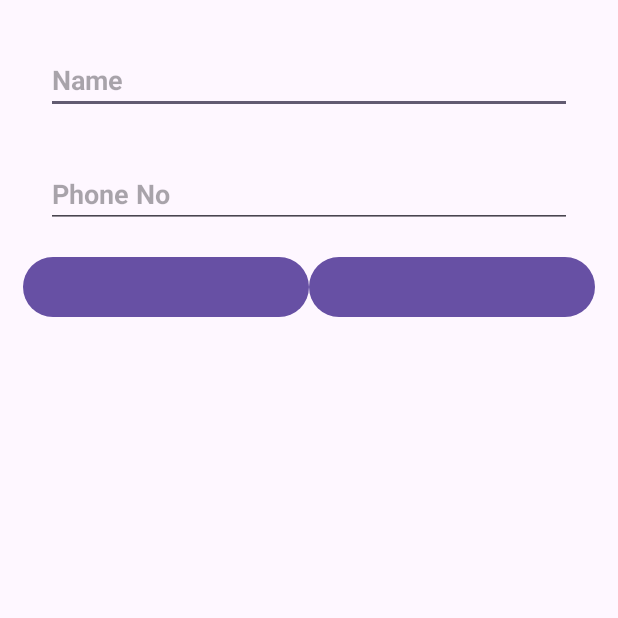
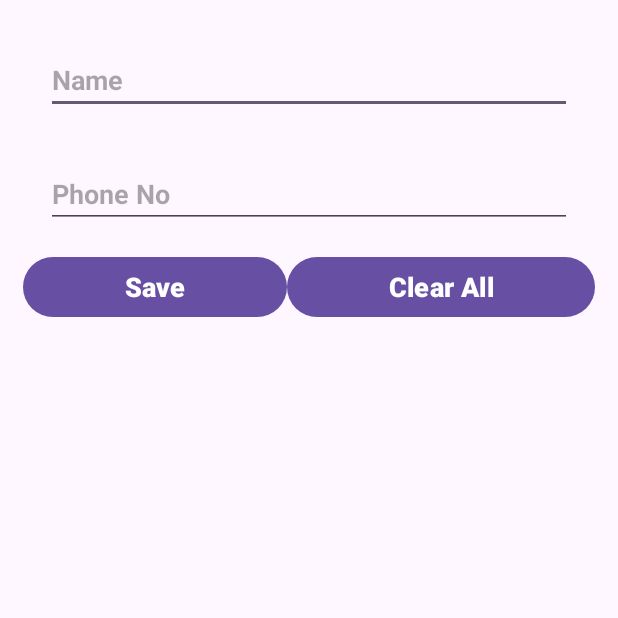
Before and after one commit to arjun-sasidharan/Room-Sample, an Android app: the screen it shows after launch (MainActivity), on a phone screen of 412 x 824 dp, the top half of it. Run offline under Robolectric (Android 15) with nearby library versions, the phone set to English and light mode, and no system bars; our stand-ins replace Room's generated code, data binding.

Commit message:
implement View Model Data Binding

```diff
--- a/app/build.gradle.kts
+++ b/app/build.gradle.kts
@@ -2,6 +2,7 @@
 plugins {
     id("com.android.application")
     id("org.jetbrains.kotlin.android")
+    id("com.google.devtools.ksp")
     id("org.jetbrains.kotlin.kapt")
 }
 
@@ -29,11 +30,11 @@ android {
         }
     }
     compileOptions {
-        sourceCompatibility = JavaVersion.VERSION_1_8
-        targetCompatibility = JavaVersion.VERSION_1_8
+        sourceCompatibility = JavaVersion.VERSION_17
+        targetCompatibility = JavaVersion.VERSION_17
     }
     kotlinOptions {
-        jvmTarget = "1.8"
+        jvmTarget = "17"
     }
     buildFeatures {
         dataBinding = true
@@ -60,7 +61,7 @@ dependencies {
     implementation("androidx.room:room-runtime:$roomVersion")
     annotationProcessor("androidx.room:room-compiler:$roomVersion")
     // To use Kotlin annotation processing tool (kapt)
-    kapt("androidx.room:room-compiler:$roomVersion")
+    ksp("androidx.room:room-compiler:$roomVersion")
     // optional - Kotlin Extensions and Coroutines support for Room
     implementation("androidx.room:room-ktx:$roomVersion")
 
--- a/app/src/main/java/com/example/room_sample/MainActivity.kt
+++ b/app/src/main/java/com/example/room_sample/MainActivity.kt
@@ -2,10 +2,33 @@ package com.example.room_sample
 
 import androidx.appcompat.app.AppCompatActivity
 import android.os.Bundle
+import android.util.Log
+import androidx.databinding.DataBindingUtil
+import androidx.lifecycle.ViewModelProvider
+import com.example.room_sample.databinding.ActivityMainBinding
+import com.example.room_sample.db.ContactDatabase
+import com.example.room_sample.db.ContactRepository
 
 class MainActivity : AppCompatActivity() {
+    private lateinit var binding: ActivityMainBinding
+    private lateinit var contactViewModel: ContactViewModel
     override fun onCreate(savedInstanceState: Bundle?) {
         super.onCreate(savedInstanceState)
-        setContentView(R.layout.activity_main)
+        binding = DataBindingUtil.setContentView(this, R.layout.activity_main)
+        val dao = ContactDatabase.getInstance(application).contactDAO
+        val repository = ContactRepository(dao)
+        val factory = ContactViewModelFactory(repository)
+        contactViewModel = ViewModelProvider(this, factory)[ContactViewModel::class.java]
+
+        binding.myViewModel = contactViewModel
+        // since we are using live data with data binding, need to specify the lifecycle owner
+        binding.lifecycleOwner = this
+        displayContactsList()
+    }
+
+    private fun displayContactsList() {
+        contactViewModel.contacts.observe(this) {
+            Log.i("TAG", it.toString())
+        }
     }
 }
--- a/app/src/main/res/layout/activity_main.xml
+++ b/app/src/main/res/layout/activity_main.xml
@@ -1,7 +1,15 @@
 <?xml version="1.0" encoding="utf-8"?>
-<LinearLayout xmlns:android="http://schemas.android.com/apk/res/android"
-    xmlns:app="http://schemas.android.com/apk/res-auto"
-    xmlns:tools="http://schemas.android.com/tools"
+<layout xmlns:android="http://schemas.android.com/apk/res/android"
+    xmlns:tools="http://schemas.android.com/tools">
+
+    <data>
+
+        <variable
+            name="myViewModel"
+            type="com.example.room_sample.ContactViewModel" />
+    </data>
+
+    <LinearLayout
         android:layout_width="match_parent"
         android:layout_height="match_parent"
         android:layout_margin="15dp"
@@ -17,6 +25,7 @@
             android:ems="10"
             android:hint="Name"
             android:inputType="textPersonName"
+            android:text="@={myViewModel.inputName}"
             android:textStyle="bold" />
 
         <EditText
@@ -29,6 +38,7 @@
             android:ems="10"
             android:hint="Phone No"
             android:inputType="phone"
+            android:text="@={myViewModel.inputPhoneNo}"
             android:textStyle="bold" />
 
         <LinearLayout
@@ -41,18 +51,20 @@
                 android:layout_width="wrap_content"
                 android:layout_height="wrap_content"
                 android:layout_weight="1"
+                android:onClick="@{() -> myViewModel.saveOrUpdate()}"
+                android:text="@={myViewModel.saveOrUpdateButtonText}"
                 android:textSize="18sp"
-            android:textStyle="bold"
-            tools:text="Button" />
+                android:textStyle="bold" />
 
             <Button
                 android:id="@+id/clear_all_or_delete_button"
                 android:layout_width="wrap_content"
                 android:layout_height="wrap_content"
                 android:layout_weight="1"
+                android:onClick="@{() -> myViewModel.clearAllOrDelete()}"
+                android:text="@={myViewModel.clearAllOrDeleteButtonText}"
                 android:textSize="18sp"
-            android:textStyle="bold"
-            tools:text="Button" />
+                android:textStyle="bold" />
         </LinearLayout>
 
         <androidx.recyclerview.widget.RecyclerView
@@ -62,3 +74,4 @@
             android:layout_margin="5dp" />
 
     </LinearLayout>
+</layout>
--- a/build.gradle.kts
+++ b/build.gradle.kts
@@ -2,4 +2,5 @@
 plugins {
     id("com.android.application") version "8.1.0" apply false
     id("org.jetbrains.kotlin.android") version "1.8.0" apply false
+    id("com.google.devtools.ksp") version "1.8.10-1.0.9" apply false
 }
```
Lines whose indentation alone changed are shown as unchanged.
